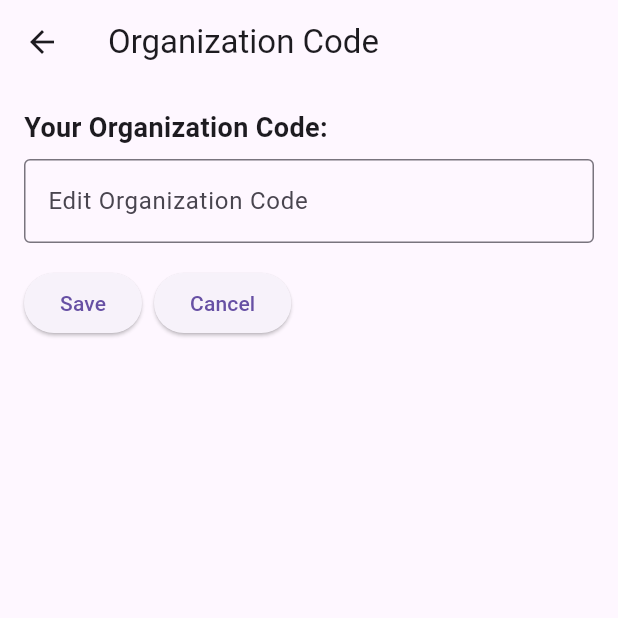
After one commit to heuserhunter0/MyInventory, a Flutter app: the HomeScreen screen opened by its route, item 3 of the bottom bar chosen, after a tap on "Edit", on a phone screen of 412 x 824 dp, the top half of it. The commit adds this screen. Run offline on Flutter 3.47's test engine with Material 3 defaults, Android fonts, the phone set to English and light mode, and no system bars; our stand-ins replace cloud_firestore, firebase_auth, firebase_core, flutter_dotenv, qr_flutter; missing offline and left inert: qr_code_scanner; accounts and stored records are empty.

Commit message:
added organizations -> allows user to register and create an organization name, or allows user to join usiing a org code. Allow users to edit org code in app

```diff
--- a/my_inventory_app/lib/screens/add_item_screen.dart
+++ b/my_inventory_app/lib/screens/add_item_screen.dart
@@ -2,6 +2,7 @@
 
 import 'package:cloud_firestore/cloud_firestore.dart';
 import 'package:flutter/material.dart';
+import 'package:firebase_auth/firebase_auth.dart';
 
 class AddItemScreen extends StatefulWidget {
   @override
@@ -15,14 +16,20 @@ class _AddItemScreenState extends State<AddItemScreen> {
 
 Future<void> _addItemToFirestore(String name, int quantity) async {
   try {
+    final userId = FirebaseAuth.instance.currentUser!.uid;
+    final userDoc = await FirebaseFirestore.instance.collection('users').doc(userId).get();
+    final orgId = userDoc['orgId']; // Fetch orgId from the user's document
+
     DocumentReference docRef = await FirebaseFirestore.instance.collection('items').add({
       'name': name,
       'quantity': quantity,
       'createdAt': Timestamp.now(),
+      'orgId': orgId, // Link item to the organization
     });
+
     String qrCodeData = docRef.id;
     await docRef.update({'qrCode': qrCodeData});
-      // ignore: prefer_const_constructors
+
     ScaffoldMessenger.of(context).showSnackBar(SnackBar(
       content: Text('Item added successfully!'),
     ));
--- a/my_inventory_app/lib/screens/home_screen.dart
+++ b/my_inventory_app/lib/screens/home_screen.dart
@@ -1,9 +1,10 @@
-// ignore_for_file: use_key_in_widget_constructors, prefer_const_constructors, library_private_types_in_public_api, use_build_context_synchronously
+// ignore_for_file: use_key_in_widget_constructors, prefer_const_constructors, library_private_types_in_public_api, use_build_context_synchronously, avoid_print, prefer_const_constructors_in_immutables
 
 import 'package:flutter/material.dart';
 import 'package:cloud_firestore/cloud_firestore.dart';
 import 'package:qr_code_scanner/qr_code_scanner.dart';
 import 'package:firebase_auth/firebase_auth.dart';
+import '../screens/ogranization_code_screen.dart';
 
 class HomeScreen extends StatefulWidget {
   @override
@@ -11,31 +12,54 @@ class HomeScreen extends StatefulWidget {
 }
 
 class _HomeScreenState extends State<HomeScreen> {
+  String? _currentOrgId; // To store the organization ID
   int _selectedIndex = 0;
-  QRViewController? controller; // QR View controller to manage scanner
-  String? qrCodeResult; // To store scanned QR code data
 
-  // Widget options based on the bottom navigation selection
-  // ignore: unused_field
-  static const List<Widget> _widgetOptions = <Widget>[
-    Text('Home Screen'),
-    Text('QR Scanner'),
-  ];
+  @override
+  void initState() {
+    super.initState();
+    _fetchOrgId(); // Fetch organization ID when the screen is initialized
+  }
 
-  // Handle navigation bar taps
+  Future<void> _fetchOrgId() async {
+    try {
+      final userId = FirebaseAuth.instance.currentUser!.uid;
+      final userDoc = await FirebaseFirestore.instance.collection('users').doc(userId).get();
+
+      if (userDoc.exists) {
+        setState(() {
+          _currentOrgId = userDoc['orgId']; // Set the organization ID
+        });
+      }
+    } catch (e) {
+      print('Error fetching organization ID: $e');
+    }
+  }
+
 void _onItemTapped(int index) {
   setState(() {
     _selectedIndex = index;
   });
 
-    // If QR Scanner is selected, navigate to the QR scanning functionality
   if (index == 1) {
+    if (_currentOrgId == null) {
+      ScaffoldMessenger.of(context).showSnackBar(SnackBar(
+        content: Text('Organization not loaded. Please wait.'),
+      ));
+    } else {
       Navigator.push(
         context,
-        MaterialPageRoute(builder: (context) => QRViewExample()),
+        MaterialPageRoute(builder: (context) => QRViewExample(orgId: _currentOrgId)),
+      );
+    }
+  } else if (index == 2) {
+    Navigator.push(
+      context,
+      MaterialPageRoute(builder: (context) => OrganizationCodeScreen()),
     );
   }
 }
+
 
   Future<void> signOut() async {
     await FirebaseAuth.instance.signOut();
@@ -52,10 +76,15 @@ class _HomeScreenState extends State<HomeScreen> {
           icon: Icon(Icons.logout),
           onPressed: signOut,
         ),
-        ]
+      ],
     ),
-      body: StreamBuilder<QuerySnapshot>(
-        stream: FirebaseFirestore.instance.collection('items').snapshots(),
+    body: _currentOrgId == null
+        ? Center(child: CircularProgressIndicator()) // Show a loader while fetching the orgId
+        : StreamBuilder<QuerySnapshot>(
+            stream: FirebaseFirestore.instance
+                .collection('items')
+                .where('orgId', isEqualTo: _currentOrgId) // Filter by organization
+                .snapshots(),
             builder: (context, snapshot) {
               if (snapshot.hasError) {
                 return Center(child: Text('Error: ${snapshot.error}'));
@@ -79,11 +108,10 @@ class _HomeScreenState extends State<HomeScreen> {
           ),
     floatingActionButton: FloatingActionButton(
       onPressed: () {
-          Navigator.pushNamed(context, '/add_item'); // Navigate to the Add Item page
+        Navigator.pushNamed(context, '/add_item');
       },
       child: Icon(Icons.add),
     ),
-      // Bottom Navigation Bar
     bottomNavigationBar: BottomNavigationBar(
       items: const <BottomNavigationBarItem>[
         BottomNavigationBarItem(
@@ -93,6 +121,10 @@ class _HomeScreenState extends State<HomeScreen> {
         BottomNavigationBarItem(
           icon: Icon(Icons.qr_code_scanner),
           label: 'Scan QR',
+        ),
+        BottomNavigationBarItem(
+          icon: Icon(Icons.info_outline),
+          label: 'Org Code',
         ),
       ],
       currentIndex: _selectedIndex,
@@ -104,6 +136,9 @@ class _HomeScreenState extends State<HomeScreen> {
 
 // QRViewExample Screen for QR Scanning
 class QRViewExample extends StatefulWidget {
+  final String? orgId;
+  QRViewExample({this.orgId});
+
   @override
   State<StatefulWidget> createState() => _QRViewExampleState();
 }
@@ -153,24 +188,21 @@ class _QRViewExampleState extends State<QRViewExample> {
 void _onQRViewCreated(QRViewController controller) {
   this.controller = controller;
 
-  // Listen for scan results
   controller.scannedDataStream.listen((scanData) async {
     final qrCodeResult = scanData.code;
 
     if (qrCodeResult != null) {
-      // Stop the camera after scanning
       await controller.pauseCamera();
 
-      // Search for the scanned QR code in Firestore
       var querySnapshot = await FirebaseFirestore.instance
           .collection('items')
           .where('qrCode', isEqualTo: qrCodeResult)
+          .where('orgId', isEqualTo: widget.orgId) // Match orgId
           .get();
 
       if (querySnapshot.docs.isNotEmpty) {
         var itemDoc = querySnapshot.docs.first;
 
-        // Navigate to the item details page after a successful scan
         Navigator.pushNamed(
           context,
           '/item_details',
--- /dev/null
+++ b/my_inventory_app/lib/screens/ogranization_code_screen.dart
@@ -0,0 +1,142 @@
+// ignore_for_file: use_key_in_widget_constructors, library_private_types_in_public_api, avoid_print, use_build_context_synchronously
+
+import 'package:flutter/material.dart';
+import 'package:cloud_firestore/cloud_firestore.dart';
+import 'package:firebase_auth/firebase_auth.dart';
+
+class OrganizationCodeScreen extends StatefulWidget {
+  @override
+  _OrganizationCodeScreenState createState() => _OrganizationCodeScreenState();
+}
+
+class _OrganizationCodeScreenState extends State<OrganizationCodeScreen> {
+  String? _orgId;
+  final TextEditingController _orgCodeController = TextEditingController();
+  bool _isEditing = false;
+
+  @override
+  void initState() {
+    super.initState();
+    _fetchOrgId();
+  }
+
+  Future<void> _fetchOrgId() async {
+    try {
+      final userId = FirebaseAuth.instance.currentUser!.uid;
+      final userDoc = await FirebaseFirestore.instance.collection('users').doc(userId).get();
+
+      if (userDoc.exists) {
+        setState(() {
+          _orgId = userDoc['orgId'];
+          _orgCodeController.text = _orgId!; // Pre-fill the text field with the current orgId
+        });
+      }
+    } catch (e) {
+      print('Error fetching organization code: $e');
+      ScaffoldMessenger.of(context).showSnackBar(SnackBar(
+        content: Text('Failed to load organization code'),
+      ));
+    }
+  }
+
+  Future<void> _updateOrgCode(String newCode) async {
+    try {
+      final userId = FirebaseAuth.instance.currentUser!.uid;
+
+      // Update the org code in the user document
+      await FirebaseFirestore.instance.collection('users').doc(userId).update({'orgId': newCode});
+
+      // Optionally, update the orgId in any related collections (e.g., items):
+      await FirebaseFirestore.instance
+          .collection('items')
+          .where('orgId', isEqualTo: _orgId)
+          .get()
+          .then((querySnapshot) {
+        for (var doc in querySnapshot.docs) {
+          doc.reference.update({'orgId': newCode});
+        }
+      });
+
+      setState(() {
+        _orgId = newCode;
+        _isEditing = false;
+      });
+
+      ScaffoldMessenger.of(context).showSnackBar(SnackBar(
+        content: Text('Organization code updated successfully'),
+      ));
+    } catch (e) {
+      print('Error updating organization code: $e');
+      ScaffoldMessenger.of(context).showSnackBar(SnackBar(
+        content: Text('Failed to update organization code'),
+      ));
+    }
+  }
+
+  @override
+  Widget build(BuildContext context) {
+    return Scaffold(
+      appBar: AppBar(
+        title: Text('Organization Code'),
+      ),
+      body: Padding(
+        padding: const EdgeInsets.all(16.0),
+        child: _orgId == null
+            ? Center(child: CircularProgressIndicator())
+            : Column(
+                crossAxisAlignment: CrossAxisAlignment.start,
+                children: [
+                  Text(
+                    'Your Organization Code:',
+                    style: TextStyle(fontSize: 18, fontWeight: FontWeight.bold),
+                  ),
+                  SizedBox(height: 8),
+                  _isEditing
+                      ? TextField(
+                          controller: _orgCodeController,
+                          decoration: InputDecoration(
+                            labelText: 'Edit Organization Code',
+                            border: OutlineInputBorder(),
+                          ),
+                        )
+                      : Text(
+                          _orgId!,
+                          style: TextStyle(fontSize: 16, color: Colors.blueGrey),
+                        ),
+                  SizedBox(height: 16),
+                  Row(
+                    children: [
+                      if (_isEditing)
+                        ElevatedButton(
+                          onPressed: () {
+                            if (_orgCodeController.text.isNotEmpty) {
+                              _updateOrgCode(_orgCodeController.text);
+                            } else {
+                              ScaffoldMessenger.of(context).showSnackBar(SnackBar(
+                                content: Text('Organization code cannot be empty'),
+                              ));
+                            }
+                          },
+                          child: Text('Save'),
+                        ),
+                      if (_isEditing)
+                        SizedBox(width: 8),
+                      ElevatedButton(
+                        onPressed: () {
+                          setState(() {
+                            _isEditing = !_isEditing;
+                            if (!_isEditing) {
+                              _orgCodeController.text = _orgId ?? '';
+                            }
+                          });
+                        },
+                        child: Text(_isEditing ? 'Cancel' : 'Edit'),
+                      ),
+                    ],
+                  ),
+                ],
+              ),
+      ),
+    );
+  }
+}
```
Also changed, not shown: my_inventory_app/lib/screens/register_screen.dart (+68 -8 lines), my_inventory_app/pubspec.lock. Lines whose indentation alone changed are shown as unchanged.
